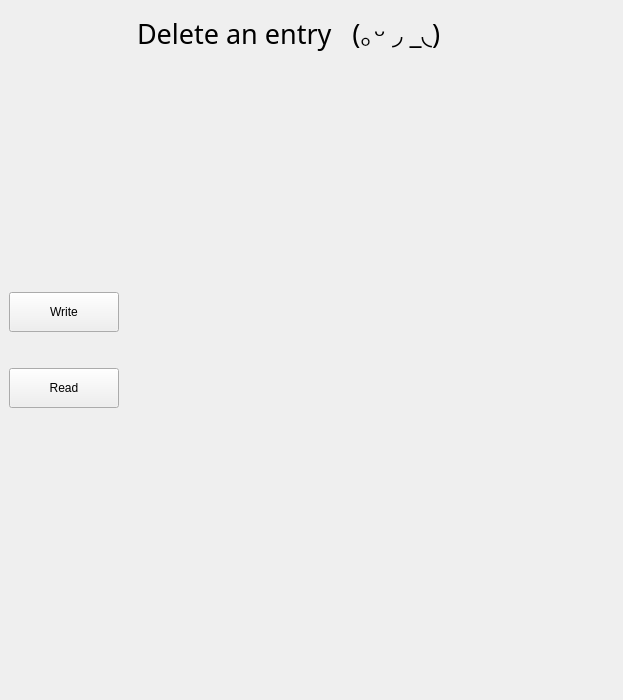
This is app/resources/ui/window.ui in kahel-case/My-Daily-Journal as Qt 5 draws it before an edit. The edited form follows.
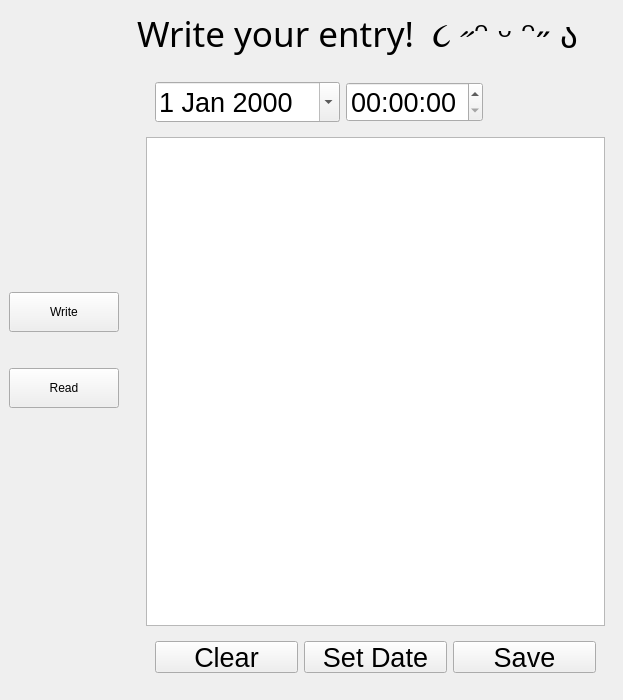
This is the edited form. The open tabs and pages were chosen to show the change. Icons and pictures are not drawn.

The edit to the form file:
```diff
--- a/app/resources/ui/window.ui
+++ b/app/resources/ui/window.ui
@@ -219,7 +219,7 @@
               </font>
              </property>
              <property name="text">
-              <string>Write your entry!   ૮ ˶ᵔ ᵕ ᵔ˶ ა </string>
+              <string>Write your entry!  ૮ ˶ᵔ ᵕ ᵔ˶ ა </string>
              </property>
             </widget>
            </item>
@@ -435,28 +435,6 @@
            </item>
           </layout>
          </widget>
-         <widget class="QWidget" name="page_delete">
-          <layout class="QVBoxLayout" name="verticalLayout_6" stretch="1,14">
-           <item>
-            <widget class="QLabel" name="label_delete_title">
-             <property name="font">
-              <font>
-               <family>Kristen ITC</family>
-               <pointsize>20</pointsize>
-              </font>
-             </property>
-             <property name="text">
-              <string>Delete an entry   (｡ᵕ ◞ _◟)</string>
-             </property>
-            </widget>
-           </item>
-           <item>
-            <widget class="QWidget" name="widget_4" native="true">
-             <layout class="QVBoxLayout" name="verticalLayout_7"/>
-            </widget>
-           </item>
-          </layout>
-         </widget>
         </widget>
        </item>
       </layout>
```
Left out of the diff: 11 changed lines with no effect on the pictures.
